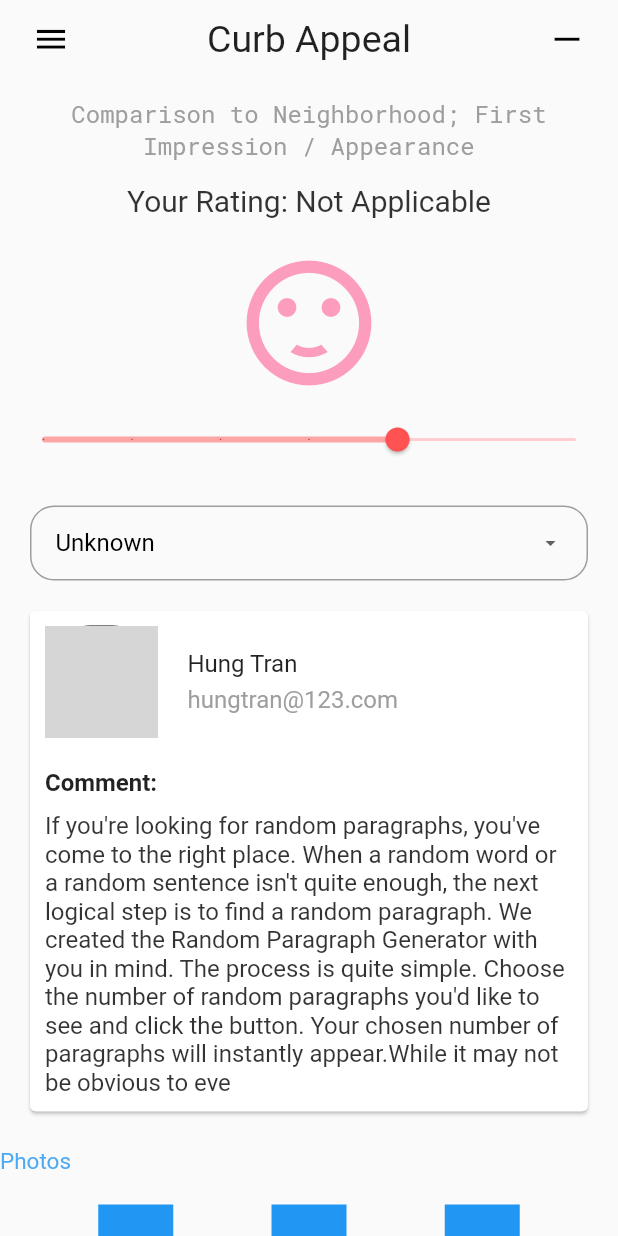
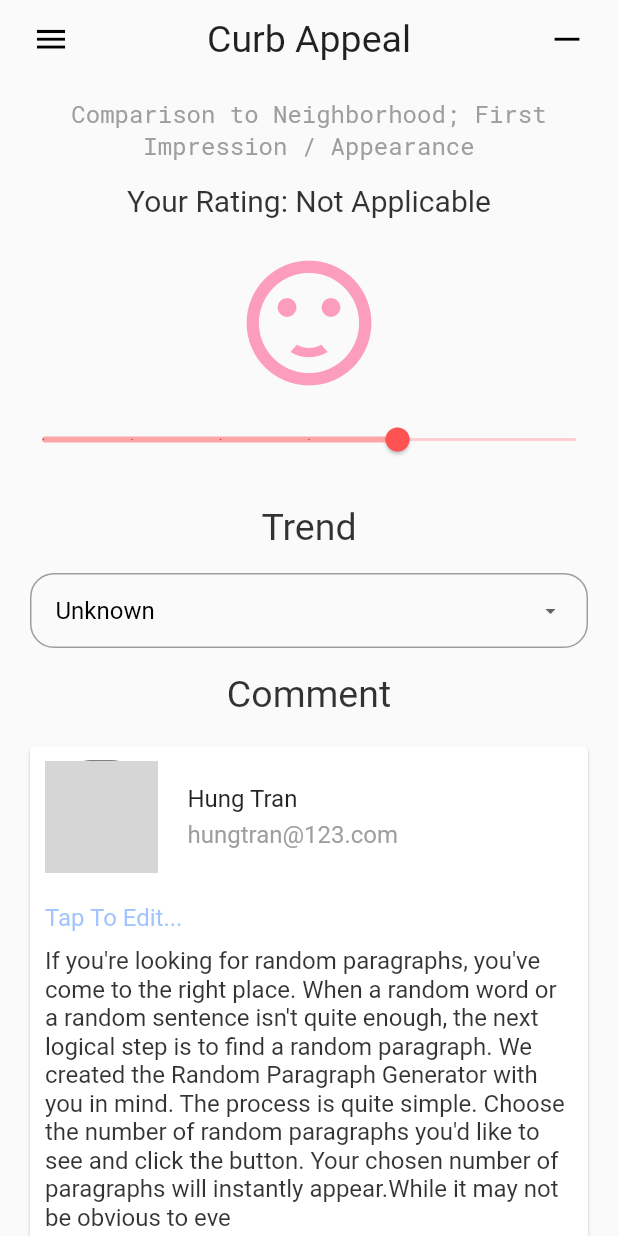
Before and after one commit to hqt286/InnovationChallange, a Flutter app: the screen it shows after launch, on a phone screen of 412 x 824 dp. Run offline on Flutter 3.47's test engine with Material 2 defaults, Android fonts, the light colour scheme and no system bars; our stand-ins replace font_awesome_flutter; accounts and stored records are empty; network calls fail; grey boxes are pictures that could not be loaded.

Commit message:
Update Trend Section

```diff
--- a/lib/customcommentwidget.dart
+++ b/lib/customcommentwidget.dart
@@ -3,14 +3,7 @@ import 'package:inspection_app/dto/commentdto.dart';
 
 class CustomCommentWidget extends StatefulWidget {
 
-  String _title;
   CommentDTO _comment;
-
-  String get title => _title;
-
-  set title(String value) {
-    _title = value;
-  }
 
   CommentDTO get comment => _comment;
 
@@ -18,7 +11,7 @@ class CustomCommentWidget extends StatefulWidget {
     _comment = value;
   }
 
-  CustomCommentWidget(this._title, this._comment);
+  CustomCommentWidget(this._comment);
 
   @override
   createState() => CustomCommentWidgetState();
@@ -29,11 +22,25 @@ class CustomCommentWidgetState extends State <CustomCommentWidget> {
   @override
   Widget build(BuildContext context) {
 
-    return Card(
 
+
+    return Column(
+      children: [
+
+        Padding(
+          padding: EdgeInsets.only(bottom: 16),
+          child: Align(
+            alignment: Alignment.center,
+            child:Text(
+              "Comment",
+              style: TextStyle(color: Colors.black.withOpacity(0.8), fontSize: 25),
+            ),
+          ),
+        ),
+
+        Card(
           child: Column(
             children: [
-
               //***************************************** Header Section ******************
               Padding(
                 padding: EdgeInsets.symmetric(vertical: 10, horizontal: 10),
@@ -83,11 +90,10 @@ class CustomCommentWidgetState extends State <CustomCommentWidget> {
                   padding: EdgeInsets.only(top: 10, left: 10, right: 10),
                   child: Align(
                     alignment: Alignment.centerLeft,
-
                     child: Title (
-                  color: Colors.black,
-                  child: Text(widget._title,
-                    style: TextStyle(fontSize: 16, fontWeight: FontWeight.bold),
+                      color: Colors.blue,
+                      child: Text("Tap To Edit...",
+                        style: TextStyle(fontSize: 16, color: Colors.blueAccent.withOpacity(.5)),
                       ),
                     ),
                   ),
@@ -117,6 +123,10 @@ class CustomCommentWidgetState extends State <CustomCommentWidget> {
 
             ],
           ),
+        ),
+      ],
+
     );
+
   }
 }
--- a/lib/customdropdownwidget.dart
+++ b/lib/customdropdownwidget.dart
@@ -26,7 +26,23 @@ class CustomDropDownState extends State<CustomDropDown> {
   @override
   Widget build(BuildContext context) {
 
-    return Container(
+    return Column (
+
+      children: [
+
+        Padding(
+          padding: EdgeInsets.only(bottom: 16),
+          child: Align(
+            alignment: Alignment.center,
+            child:Text(
+              "Trend",
+              style: TextStyle(color: Colors.black.withOpacity(0.8), fontSize: 25),
+            ),
+          ),
+
+        ),
+
+        Container(
           padding: EdgeInsets.symmetric(horizontal: 16),
           decoration: BoxDecoration(
             border: Border.all(
@@ -60,6 +76,9 @@ class CustomDropDownState extends State<CustomDropDown> {
                 }
             ).toList(),
           ),
+        ),
+      ],
     );
+
   }
 }
--- a/lib/main.dart
+++ b/lib/main.dart
@@ -159,7 +159,7 @@ class InspectionAppState extends State<InspectionApp> {
                 //******************************************** Trend Section **************************************************************
                 Padding(
                   padding: EdgeInsets.symmetric(horizontal: 16),
-                  child: CustomCommentWidget("Comment: ", widget._curbAppeal.comment),
+                  child: CustomCommentWidget(widget._curbAppeal.comment),
                 ),
 
 
```
Lines whose indentation alone changed are shown as unchanged.
